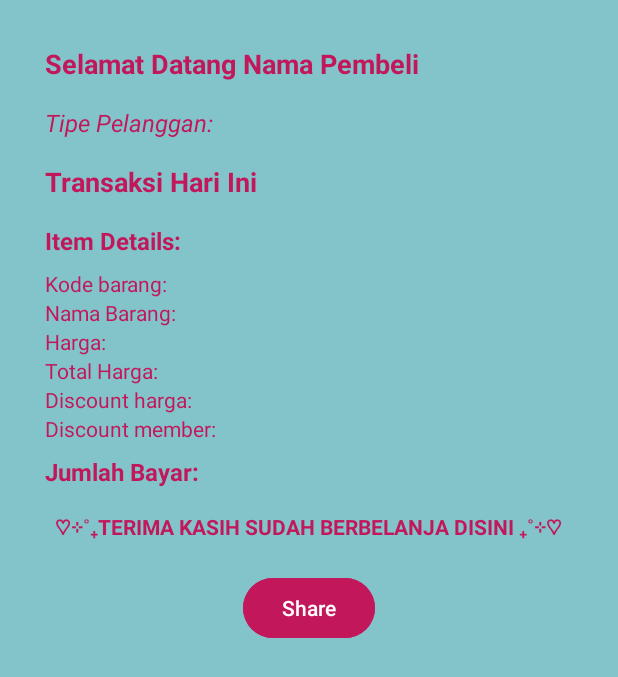
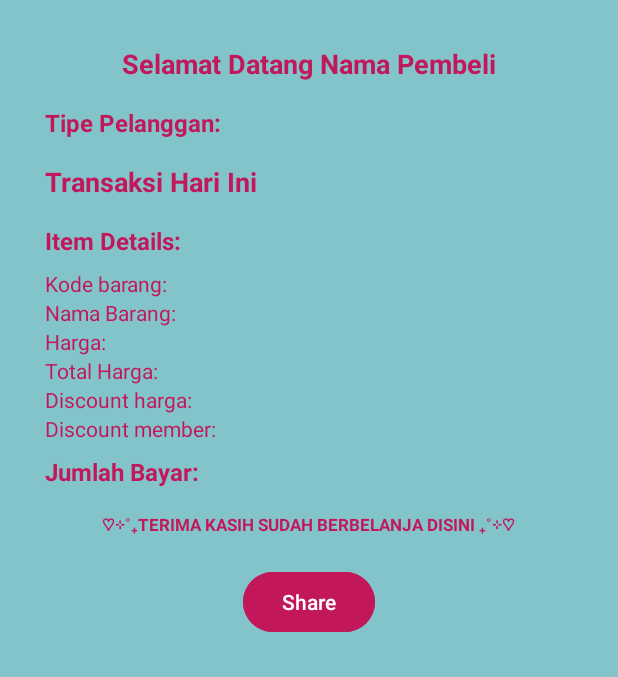
Before and after one commit to diahayukinanti/DiahAyuKinantiQuiz_1, an Android app: the TotalHarga screen opened directly, with no data from a screen before it, on a phone screen of 412 x 824 dp. Shown: the top 677 px of the screen. Run offline under Robolectric (Android 15) with nearby library versions, the phone set to English and light mode, and no system bars.

Commit message:
Initial commit

```diff
--- a/app/src/main/java/com/example/diahayukinantiquiz1/TotalHarga.java
+++ b/app/src/main/java/com/example/diahayukinantiquiz1/TotalHarga.java
@@ -48,10 +48,10 @@ public class TotalHarga extends AppCompatActivity {
         // Mendapatkan data dari intent sebelumnya
         Bundle extras = getIntent().getExtras();
         if (extras != null) {
-            String namapembeli = extras.getString("namapembeli");
+            String namapembeli = extras.getString("nama");
             String tipepelanggan = extras.getString("tipepelanggan");
-            String itemCode = extras.getString("itemCode");
-            int unit = extras.getInt("unit");
+            String itemCode = extras.getString("Kode");
+            int unit = extras.getInt("jumlah");
 
             // Menampilkan data customer dan membership type
             tvnamapembeli.setText(namapembeli);
--- a/app/src/main/res/layout/activity_main.xml
+++ b/app/src/main/res/layout/activity_main.xml
@@ -18,7 +18,6 @@
         android:textStyle="bold"
         android:layout_width="match_parent"
         android:layout_height="wrap_content"/>
-
 
     <EditText
         android:id="@+id/etnama"
--- a/app/src/main/res/layout/activity_total_harga.xml
+++ b/app/src/main/res/layout/activity_total_harga.xml
@@ -15,19 +15,20 @@
         android:layout_height="wrap_content"
         android:text="Selamat Datang Nama Pembeli"
         android:textColor="#C2185B"
+        android:layout_gravity="center"
         android:textSize="18sp"
         android:textStyle="bold"
         android:layout_marginBottom="16dp"/>
 
     <TextView
         android:id="@+id/tvtipepelanggan"
-        android:layout_width="wrap_content"
+        android:layout_width="215dp"
         android:layout_height="wrap_content"
+        android:layout_marginBottom="16dp"
         android:text="Tipe Pelanggan: "
         android:textColor="#C2185B"
         android:textSize="16sp"
-        android:textStyle="italic"
-        android:layout_marginBottom="16dp"/>
+        android:textStyle="bold" />
 
     <TextView
         android:id="@+id/tvtransaksihariini"
@@ -114,7 +115,7 @@
         android:layout_height="wrap_content"
         android:textColor="#C2185B"
         android:text="♡⊹˚₊TERIMA KASIH SUDAH BERBELANJA DISINI ₊˚⊹♡"
-        android:textSize="14sp"
+        android:textSize="11sp"
         android:textStyle="bold"
         android:layout_gravity="center"/>
     <Button
```
Also changed, not shown: app/src/main/java/com/example/diahayukinantiquiz1/MainActivity.java (+4 -3 lines).
